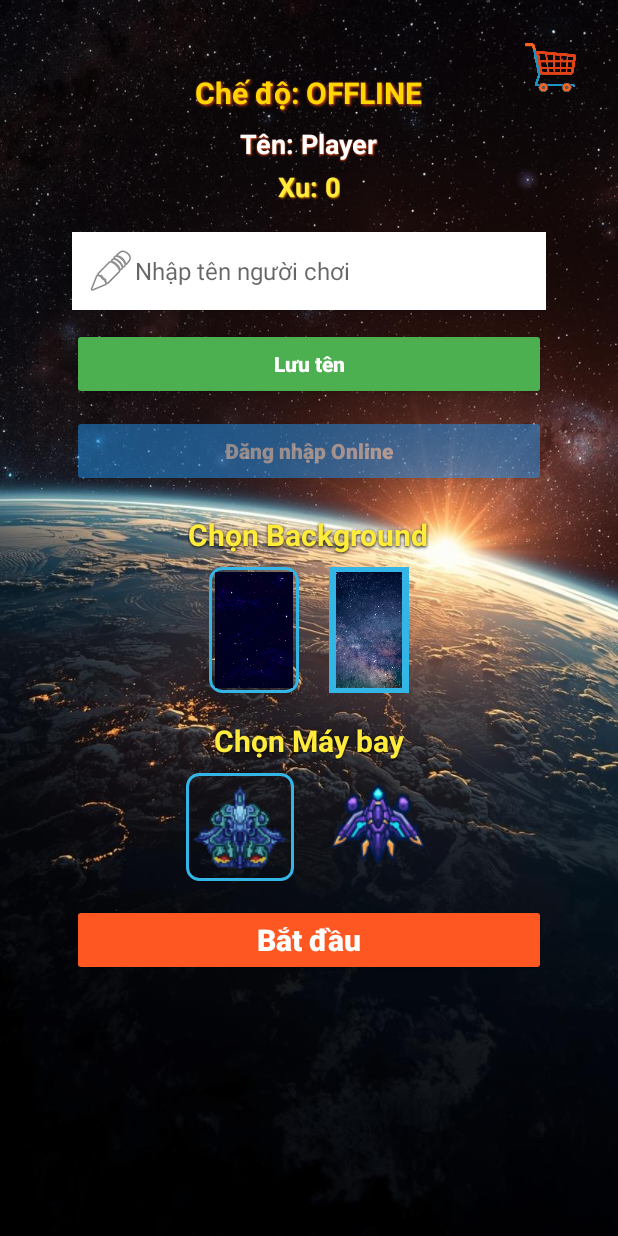
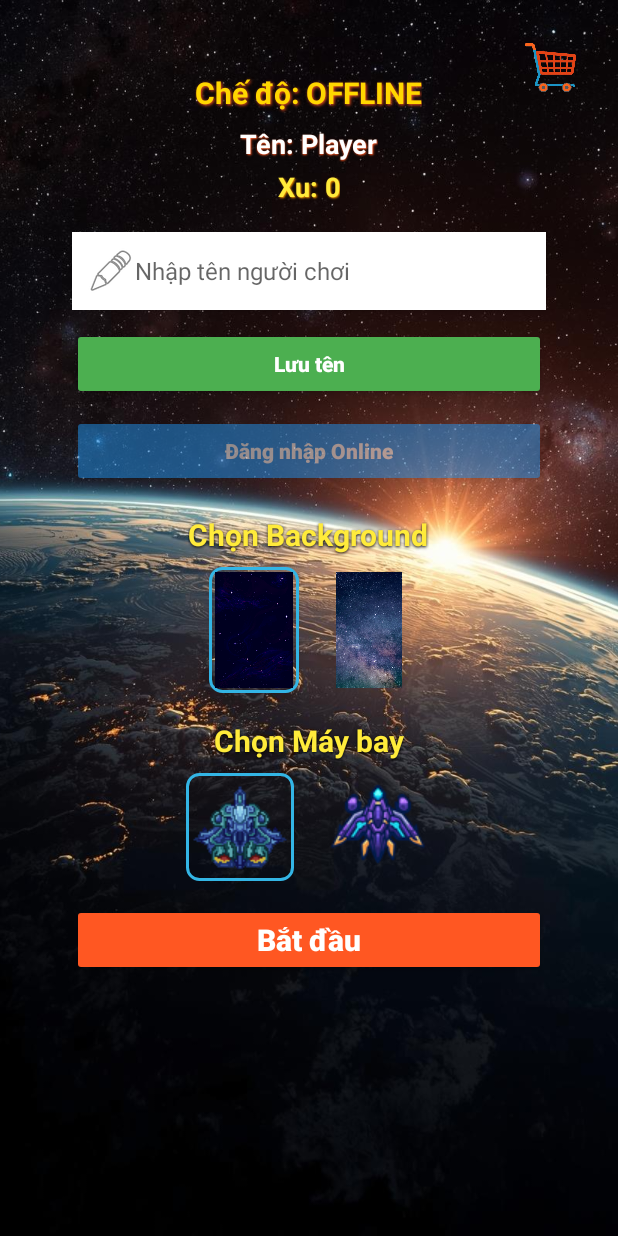
Before and after one commit to nguyenvu0101/ChickenShooter, an Android app built with Jetpack Compose: the StartMenuActivity screen opened directly, with no data from a screen before it, on a phone screen of 412 x 824 dp. Run offline under Robolectric (Android 15) with nearby library versions, the phone set to English and light mode, and no system bars; our stand-ins replace Firebase (no records; nobody signed in at launch, a user with empty details on screens opened directly).

Commit message:
fix select bgr

```diff
--- a/app/src/main/res/layout/activity_start_menu.xml
+++ b/app/src/main/res/layout/activity_start_menu.xml
@@ -10,7 +10,6 @@
         android:layout_height="match_parent"
         android:scaleType="centerCrop"
         android:src="@drawable/menu_bg_v3" />
-
 
     <!-- Nội dung chính -->
     <ScrollView
@@ -138,9 +137,8 @@
                     android:layout_marginEnd="20dp"
                     android:src="@drawable/background"
                     android:scaleType="fitCenter"
-                    android:background="@android:color/holo_blue_light"
-                    android:padding="3dp"/>
-                <!-- Viền xanh sẽ hiện rõ -->
+                    android:padding="3dp"
+                    android:background="@android:color/transparent"/>
 
                 <ImageView
                     android:id="@+id/bg2Img"
@@ -148,9 +146,8 @@
                     android:layout_height="84dp"
                     android:src="@drawable/background2"
                     android:scaleType="fitCenter"
-                    android:background="@android:color/holo_blue_light"
-                    android:padding="3dp"/>
-                <!-- Viền xanh sẽ hiện rõ -->
+                    android:padding="3dp"
+                    android:background="@android:color/transparent"/>
             </LinearLayout>
 
             <!-- Chọn Máy bay -->
@@ -224,7 +221,7 @@
         </LinearLayout>
     </ScrollView>
 
-    <!-- NÚT GIỎ HÀNG ĐƯA XUỐNG DƯỚI CÙNG ĐỂ ĐƯỢC ƯU TIÊN CLICK -->
+    <!-- NÚT GIỎ HÀNG -->
     <ImageButton
         android:id="@+id/btnCart"
         android:layout_width="54dp"
```
